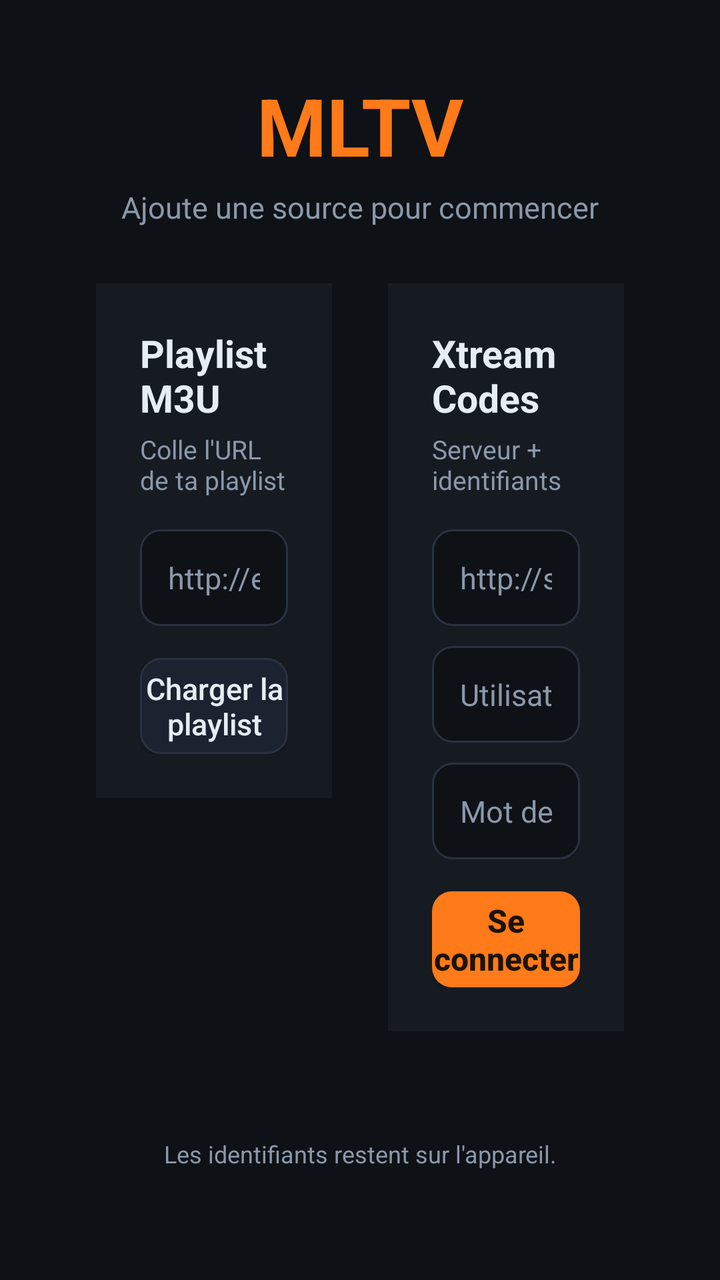
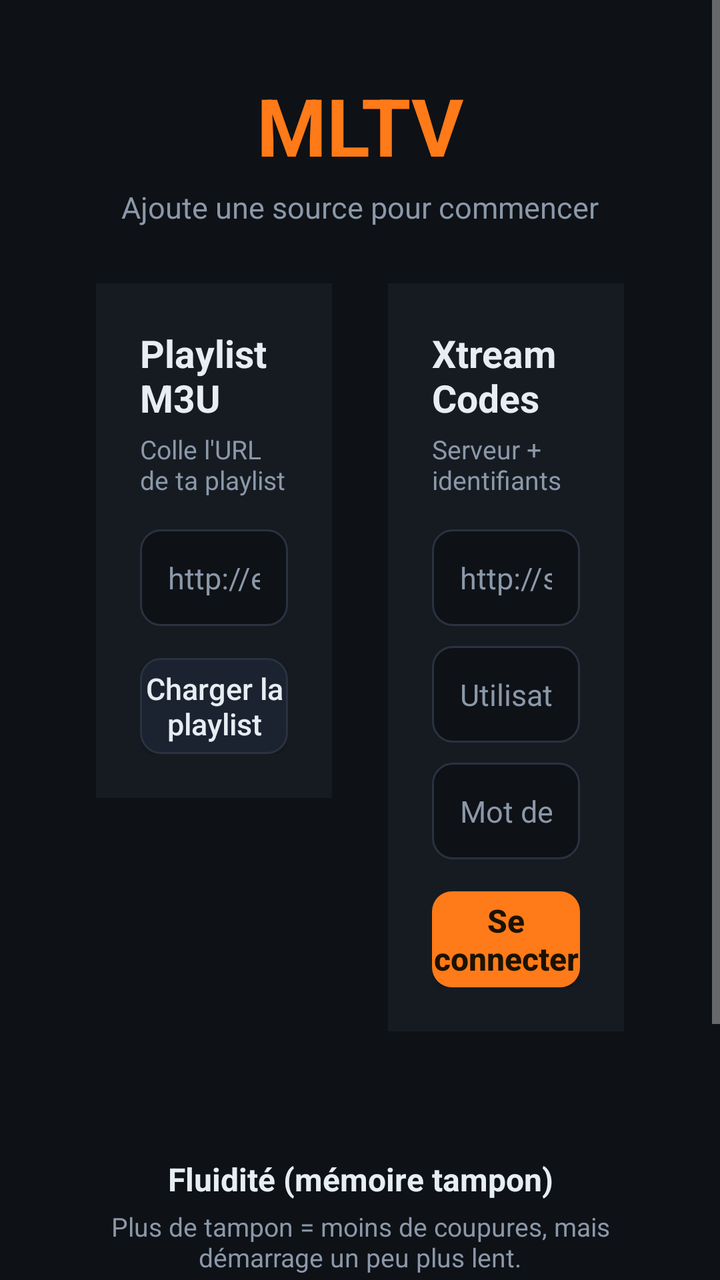

The first picture is an Android layout as it rendered before a commit; the second is the same layout after the commit. The layout source and the unified diff follow.
<!-- AndroidManifest.xml: application theme Theme.MLTV -->
<!-- res/layout/activity_source.xml -->
<?xml version="1.0" encoding="utf-8"?>
<ScrollView xmlns:android="http://schemas.android.com/apk/res/android"
    android:layout_width="match_parent"
    android:layout_height="match_parent"
    android:background="@color/bg"
    android:fillViewport="true">

    <LinearLayout
        android:layout_width="match_parent"
        android:layout_height="wrap_content"
        android:orientation="vertical"
        android:gravity="center_horizontal"
        android:paddingHorizontal="48dp"
        android:paddingVertical="36dp">

        <TextView
            android:layout_width="wrap_content"
            android:layout_height="wrap_content"
            android:text="@string/app_name"
            android:textColor="@color/accent"
            android:textSize="40sp"
            android:textStyle="bold" />

        <TextView
            android:layout_width="wrap_content"
            android:layout_height="wrap_content"
            android:layout_marginTop="4dp"
            android:layout_marginBottom="28dp"
            android:text="Ajoute une source pour commencer"
            android:textColor="@color/muted"
            android:textSize="15sp" />

        <LinearLayout
            android:layout_width="match_parent"
            android:layout_height="wrap_content"
            android:orientation="horizontal"
            android:baselineAligned="false">

            
            <LinearLayout
                android:layout_width="0dp"
                android:layout_height="wrap_content"
                android:layout_weight="1"
                android:layout_marginEnd="14dp"
                android:orientation="vertical"
                android:background="@color/panel"
                android:padding="22dp">

                <TextView
                    android:layout_width="wrap_content"
                    android:layout_height="wrap_content"
                    android:text="Playlist M3U"
                    android:textColor="@color/txt"
                    android:textSize="19sp"
                    android:textStyle="bold" />

                <TextView
                    android:layout_width="wrap_content"
                    android:layout_height="wrap_content"
                    android:layout_marginTop="4dp"
                    android:layout_marginBottom="16dp"
                    android:text="Colle l'URL de ta playlist"
                    android:textColor="@color/muted"
                    android:textSize="13sp" />

                <EditText
                    android:id="@+id/et_m3u"
                    android:layout_width="match_parent"
                    android:layout_height="wrap_content"
                    android:background="@drawable/field_bg"
                    android:padding="14dp"
                    android:hint="http://exemple.com/playlist.m3u"
                    android:textColorHint="@color/muted"
                    android:textColor="@color/txt"
                    android:textSize="15sp"
                    android:inputType="textUri"
                    android:imeOptions="actionDone" />

                <Button
                    android:id="@+id/btn_m3u"
                    android:layout_width="match_parent"
                    android:layout_height="wrap_content"
                    android:layout_marginTop="16dp"
                    android:background="@drawable/btn_secondary"
                    android:text="Charger la playlist"
                    android:textColor="@color/txt"
                    android:textAllCaps="false"
                    android:textSize="15sp" />
            </LinearLayout>

            
            <LinearLayout
                android:layout_width="0dp"
                android:layout_height="wrap_content"
                android:layout_weight="1"
                android:layout_marginStart="14dp"
                android:orientation="vertical"
                android:background="@color/panel"
                android:padding="22dp">

                <TextView
                    android:layout_width="wrap_content"
                    android:layout_height="wrap_content"
                    android:text="Xtream Codes"
                    android:textColor="@color/txt"
                    android:textSize="19sp"
                    android:textStyle="bold" />

                <TextView
                    android:layout_width="wrap_content"
                    android:layout_height="wrap_content"
                    android:layout_marginTop="4dp"
                    android:layout_marginBottom="16dp"
                    android:text="Serveur + identifiants"
                    android:textColor="@color/muted"
                    android:textSize="13sp" />

                <EditText
                    android:id="@+id/et_host"
                    android:layout_width="match_parent"
                    android:layout_height="wrap_content"
                    android:layout_marginBottom="10dp"
                    android:background="@drawable/field_bg"
                    android:padding="14dp"
                    android:hint="http://serveur:port"
                    android:textColorHint="@color/muted"
                    android:textColor="@color/txt"
                    android:textSize="15sp"
                    android:inputType="textUri" />

                <EditText
                    android:id="@+id/et_user"
                    android:layout_width="match_parent"
                    android:layout_height="wrap_content"
                    android:layout_marginBottom="10dp"
                    android:background="@drawable/field_bg"
                    android:padding="14dp"
                    android:hint="Utilisateur"
                    android:textColorHint="@color/muted"
                    android:textColor="@color/txt"
                    android:textSize="15sp"
                    android:inputType="text" />

                <EditText
                    android:id="@+id/et_pass"
                    android:layout_width="match_parent"
                    android:layout_height="wrap_content"
                    android:background="@drawable/field_bg"
                    android:padding="14dp"
                    android:hint="Mot de passe"
                    android:textColorHint="@color/muted"
                    android:textColor="@color/txt"
                    android:textSize="15sp"
                    android:inputType="textPassword" />

                <Button
                    android:id="@+id/btn_xtream"
                    android:layout_width="match_parent"
                    android:layout_height="wrap_content"
                    android:layout_marginTop="16dp"
                    android:background="@drawable/btn_accent"
                    android:text="Se connecter"
                    android:textColor="@color/accent_text"
                    android:textAllCaps="false"
                    android:textStyle="bold"
                    android:textSize="16sp" />
            </LinearLayout>
        </LinearLayout>

        <TextView
            android:id="@+id/tv_err"
            android:layout_width="match_parent"
            android:layout_height="wrap_content"
            android:layout_marginTop="16dp"
            android:textColor="#FF6B6B"
            android:textSize="14sp"
            android:gravity="center" />

        <TextView
            android:layout_width="match_parent"
            android:layout_height="wrap_content"
            android:layout_marginTop="18dp"
            android:text="Les identifiants restent sur l'appareil."
            android:textColor="@color/muted"
            android:textSize="12sp"
            android:gravity="center" />
    </LinearLayout>
</ScrollView>
<!-- resources referenced by this layout -->
<resources>
  <color name="accent">#FFFF7A18</color>
  <color name="accent_text">#FF1A1200</color>
  <color name="bg">#FF0E1116</color>
  <color name="muted">#FF8B98A9</color>
  <color name="panel">#FF161B22</color>
  <color name="txt">#FFE6EDF3</color>
  <!-- drawable btn_accent (drawable) -->
  <?xml version="1.0" encoding="utf-8"?>
  <selector xmlns:android="http://schemas.android.com/apk/res/android">
      <item android:state_focused="true">
          <shape android:shape="rectangle">
              <solid android:color="@color/accent" />
              <stroke android:width="3dp" android:color="@color/txt" />
              <corners android:radius="10dp" />
          </shape>
      </item>
      <item>
          <shape android:shape="rectangle">
              <solid android:color="@color/accent" />
              <corners android:radius="10dp" />
          </shape>
      </item>
  </selector>
  <!-- drawable btn_secondary (drawable) -->
  <?xml version="1.0" encoding="utf-8"?>
  <selector xmlns:android="http://schemas.android.com/apk/res/android">
      <item android:state_focused="true">
          <shape android:shape="rectangle">
              <solid android:color="@color/panel2" />
              <stroke android:width="2dp" android:color="@color/accent" />
              <corners android:radius="10dp" />
          </shape>
      </item>
      <item>
          <shape android:shape="rectangle">
              <solid android:color="@color/panel2" />
              <stroke android:width="1dp" android:color="@color/line" />
              <corners android:radius="10dp" />
          </shape>
      </item>
  </selector>
  <!-- drawable field_bg (drawable) -->
  <?xml version="1.0" encoding="utf-8"?>
  <selector xmlns:android="http://schemas.android.com/apk/res/android">
      <item android:state_focused="true">
          <shape android:shape="rectangle">
              <solid android:color="@color/bg" />
              <stroke android:width="2dp" android:color="@color/accent" />
              <corners android:radius="10dp" />
          </shape>
      </item>
      <item>
          <shape android:shape="rectangle">
              <solid android:color="@color/bg" />
              <stroke android:width="1dp" android:color="@color/line" />
              <corners android:radius="10dp" />
          </shape>
      </item>
  </selector>
  <string name="app_name">MLTV</string>
  <style name="Theme.MLTV" parent="Theme.AppCompat.NoActionBar">
          <item name="android:windowBackground">@color/bg</item>
          <item name="android:statusBarColor">@color/bg</item>
          <item name="android:colorBackground">@color/bg</item>
      </style>
  <color name="panel2">#FF1C2330</color>
  <color name="line">#FF2A3240</color>
</resources>

<!-- the commit's change to res/layout/activity_source.xml (unified diff, before → after) -->
@@ -176,11 +176,84 @@
             android:textSize="14sp"
             android:gravity="center" />
 
-        <TextView
-            android:layout_width="match_parent"
-            android:layout_height="wrap_content"
-            android:layout_marginTop="18dp"
+        
+        <TextView
+            android:layout_width="match_parent"
+            android:layout_height="wrap_content"
+            android:layout_marginTop="28dp"
+            android:text="Fluidité (mémoire tampon)"
+            android:textColor="@color/txt"
+            android:textSize="16sp"
+            android:textStyle="bold"
+            android:gravity="center" />
+
+        <TextView
+            android:layout_width="match_parent"
+            android:layout_height="wrap_content"
+            android:layout_marginTop="4dp"
+            android:layout_marginBottom="12dp"
+            android:text="Plus de tampon = moins de coupures, mais démarrage un peu plus lent."
+            android:textColor="@color/muted"
+            android:textSize="13sp"
+            android:gravity="center" />
+
+        <LinearLayout
+            android:layout_width="match_parent"
+            android:layout_height="wrap_content"
+            android:orientation="horizontal"
+            android:baselineAligned="false">
+
+            <Button
+                android:id="@+id/btn_buf_equilibre"
+                android:layout_width="0dp"
+                android:layout_height="wrap_content"
+                android:layout_weight="1"
+                android:layout_marginEnd="7dp"
+                android:background="@drawable/btn_secondary"
+                android:text="Équilibré"
+                android:textColor="@color/txt"
+                android:textAllCaps="false"
+                android:textSize="14sp" />
+
+            <Button
+                android:id="@+id/btn_buf_confort"
+                android:layout_width="0dp"
+                android:layout_height="wrap_content"
+                android:layout_weight="1"
+                android:layout_marginHorizontal="7dp"
+                android:background="@drawable/btn_secondary"
+                android:text="Confort"
+                android:textColor="@color/txt"
+                android:textAllCaps="false"
+                android:textSize="14sp" />
+
+            <Button
+                android:id="@+id/btn_buf_maxi"
+                android:layout_width="0dp"
+                android:layout_height="wrap_content"
+                android:layout_weight="1"
+                android:layout_marginStart="7dp"
+                android:background="@drawable/btn_secondary"
+                android:text="Maxi"
+                android:textColor="@color/txt"
+                android:textAllCaps="false"
+                android:textSize="14sp" />
+        </LinearLayout>
+
+        <TextView
+            android:layout_width="match_parent"
+            android:layout_height="wrap_content"
+            android:layout_marginTop="28dp"
             android:text="Les identifiants restent sur l'appareil."
+            android:textColor="@color/muted"
+            android:textSize="12sp"
+            android:gravity="center" />
+
+        <TextView
+            android:id="@+id/tv_version"
+            android:layout_width="match_parent"
+            android:layout_height="wrap_content"
+            android:layout_marginTop="6dp"
             android:textColor="@color/muted"
             android:textSize="12sp"
             android:gravity="center" />
